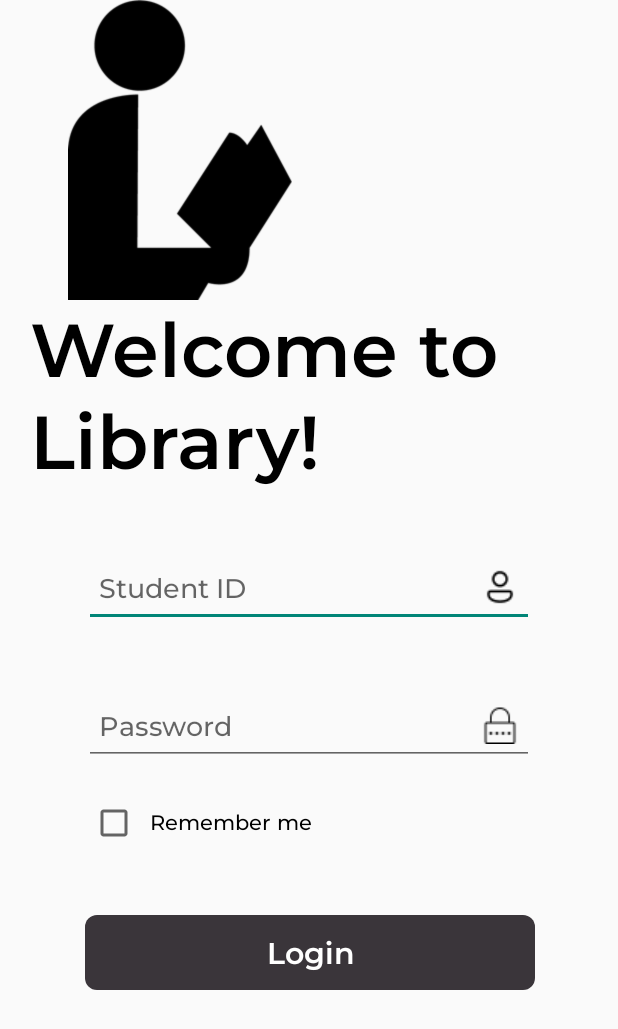
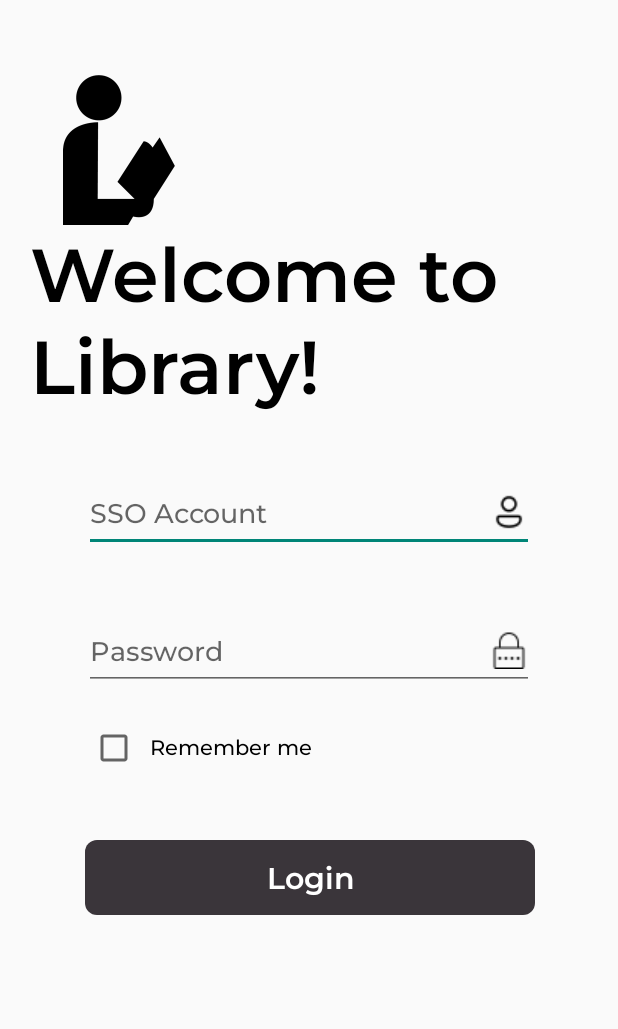
Before and after one commit to NguyenTanPtit/LibraryManagement, an Android app: the layout activity_login.xml on its own in the app's theme, with its tools: preview values and no code run, on a phone screen of 412 x 824 dp. Shown: the top 1029 px of the screen. Run offline under Robolectric (Android 15) with nearby library versions, the phone set to English and light mode, and no system bars.

Commit message:
implement login

```diff
--- a/LibraryManagement/app/src/main/AndroidManifest.xml
+++ b/LibraryManagement/app/src/main/AndroidManifest.xml
@@ -13,7 +13,7 @@
         android:theme="@style/Theme.LibraryManagement"
         tools:targetApi="31" >
         <activity
-            android:name=".ui.LoginActivity"
+            android:name=".ui.login.LoginActivity"
             android:exported="true" >
             <intent-filter>
                 <action android:name="android.intent.action.MAIN" />
--- a/LibraryManagement/app/src/main/java/com/example/librarymanagement/ui/LoginActivity.kt
+++ b/LibraryManagement/app/src/main/java/com/example/librarymanagement/ui/login/LoginActivity.kt
@@ -1,4 +1,4 @@
-package com.example.librarymanagement.ui
+package com.example.librarymanagement.ui.login
 
 import androidx.appcompat.app.AppCompatActivity
 import android.os.Bundle
--- a/LibraryManagement/app/src/main/res/layout/activity_login.xml
+++ b/LibraryManagement/app/src/main/res/layout/activity_login.xml
@@ -4,7 +4,7 @@
     xmlns:tools="http://schemas.android.com/tools"
     android:layout_width="match_parent"
     android:layout_height="match_parent"
-    tools:context=".ui.LoginActivity">
+    tools:context=".ui.login.LoginActivity">
     <ScrollView
         android:layout_width="match_parent"
         android:layout_height="match_parent"
@@ -20,8 +20,9 @@
 
             <ImageView
                 android:id="@+id/imageView4"
-                android:layout_width="200dp"
-                android:layout_height="200dp"
+                android:layout_width="100dp"
+                android:layout_height="100dp"
+                android:layout_marginTop="50dp"
                 android:animateLayoutChanges="true"
                 android:src="@drawable/logo"
                 app:layout_constraintEnd_toEndOf="parent"
@@ -44,16 +45,14 @@
                 app:layout_constraintTop_toBottomOf="@+id/imageView4"/>
 
             <EditText
-                android:id="@+id/edt_email"
+                android:id="@+id/username"
                 android:layout_width="300dp"
                 android:layout_height="52dp"
                 android:layout_marginTop="40dp"
-                android:hint="Student ID"
+                android:hint="SSO Account"
                 android:fontFamily="@font/montserrat_medium"
                 android:inputType="textEmailAddress"
                 android:maxLines="1"
-                android:paddingStart="10dp"
-                android:paddingEnd="10dp"
                 android:drawableEnd="@drawable/user"
                 android:drawablePadding="5dp"
                 app:layout_constraintEnd_toEndOf="parent"
@@ -67,13 +66,13 @@
                 android:layout_height="wrap_content"
                 android:layout_marginTop="4dp"
                 android:fontFamily="@font/montserrat_medium"
-                android:text="Please enter a valid email address!"
+                android:text="Please enter a valid sso account!"
                 android:textColor="#ED1616"
                 android:visibility="gone"
                 app:layout_constraintEnd_toEndOf="parent"
                 app:layout_constraintHorizontal_bias="0.5"
                 app:layout_constraintStart_toStartOf="parent"
-                app:layout_constraintTop_toBottomOf="@+id/edt_email" />
+                app:layout_constraintTop_toBottomOf="@+id/username" />
 
             <EditText
                 android:id="@+id/edt_password"
@@ -82,16 +81,14 @@
                 android:drawableEnd="@drawable/password_icon"
                 android:drawablePadding="5dp"
                 android:hint="Password"
-                android:paddingStart="10dp"
                 android:inputType="textPassword"
                 android:maxLines="1"
                 android:textColor="@color/black"
                 android:fontFamily="@font/montserrat_medium"
-                android:paddingEnd="10dp"
                 android:layout_marginTop="40dp"
                 app:layout_constraintEnd_toEndOf="parent"
                 app:layout_constraintStart_toStartOf="parent"
-                app:layout_constraintTop_toBottomOf="@+id/edt_email" />
+                app:layout_constraintTop_toBottomOf="@+id/username" />
 
             <CheckBox
                 android:id="@+id/check_remember"
```
Also changed, not shown: LibraryManagement/app/build.gradle (+13 -0 lines), LibraryManagement/app/src/main/java/com/example/librarymanagement/data/remote/ApiPath.kt (added, +8 -0 lines), LibraryManagement/app/src/main/java/com/example/librarymanagement/data/remote/DataSource.kt (added, +21 -0 lines), LibraryManagement/app/src/main/java/com/example/librarymanagement/data/remote/login/Login.kt (added, +7 -0 lines), LibraryManagement/app/src/main/java/com/example/librarymanagement/data/remote/login/LoginService.kt (added, +17 -0 lines), 2 other files.
